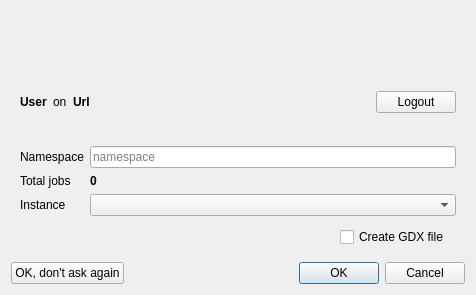
Above: src/engine/enginestartdialog.ui from GAMS-dev/studio before the change. Below: the same form after it.
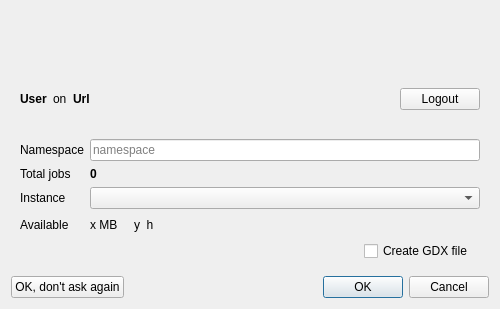
That is the form after the change. Icons and pictures are not drawn.

The edit to the form file:
```diff
--- a/src/engine/enginestartdialog.ui
+++ b/src/engine/enginestartdialog.ui
@@ -9,8 +9,8 @@
    <rect>
     <x>0</x>
     <y>0</y>
-    <width>476</width>
-    <height>295</height>
+    <width>500</width>
+    <height>309</height>
    </rect>
   </property>
   <property name="sizePolicy">
@@ -364,6 +364,58 @@
           <item row="2" column="1">
            <widget class="QComboBox" name="cbInstance"/>
           </item>
+          <item row="3" column="1">
+           <widget class="QWidget" name="widget_6" native="true">
+            <layout class="QHBoxLayout" name="horizontalLayout_3">
+             <property name="leftMargin">
+              <number>0</number>
+             </property>
+             <property name="topMargin">
+              <number>0</number>
+             </property>
+             <property name="rightMargin">
+              <number>0</number>
+             </property>
+             <property name="bottomMargin">
+              <number>0</number>
+             </property>
+             <item>
+              <widget class="QLabel" name="laAvailDisk">
+               <property name="text">
+                <string>x MB   </string>
+               </property>
+              </widget>
+             </item>
+             <item>
+              <widget class="QLabel" name="laAvailVolume">
+               <property name="text">
+                <string>y  h  </string>
+               </property>
+              </widget>
+             </item>
+             <item>
+              <spacer name="horizontalSpacer_4">
+               <property name="orientation">
+                <enum>Qt::Horizontal</enum>
+               </property>
+               <property name="sizeHint" stdset="0">
+                <size>
+                 <width>40</width>
+                 <height>20</height>
+                </size>
+               </property>
+              </spacer>
+             </item>
+            </layout>
+           </widget>
+          </item>
+          <item row="3" column="0">
+           <widget class="QLabel" name="laAvailable">
+            <property name="text">
+             <string>Available</string>
+            </property>
+           </widget>
+          </item>
          </layout>
         </widget>
        </item>
```
Left out of the diff: 2 changed lines with no effect on the pictures.
